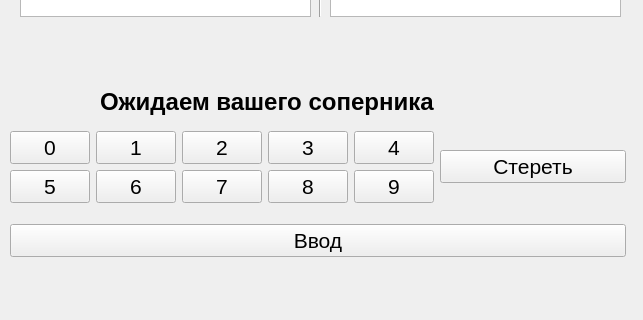
Above: project/main.ui from ttalova/bulls_and_cows before the change; both pictures show x 0 to 643 and y 494 to 814 of the 643 by 814 pixel window. Below: the same form after it.
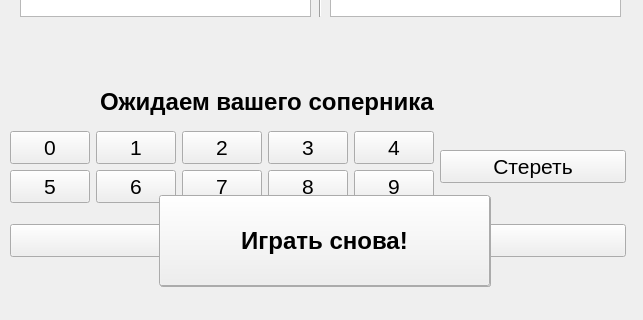
That is the form after the change. Icons and pictures are not drawn.

Patch:
```diff
--- a/project/main.ui
+++ b/project/main.ui
@@ -429,6 +429,26 @@
       <string/>
      </property>
     </widget>
+    <widget class="QPushButton" name="pushButton_game_again">
+     <property name="geometry">
+      <rect>
+       <x>160</x>
+       <y>680</y>
+       <width>331</width>
+       <height>91</height>
+      </rect>
+     </property>
+     <property name="font">
+      <font>
+       <pointsize>18</pointsize>
+       <weight>75</weight>
+       <bold>true</bold>
+      </font>
+     </property>
+     <property name="text">
+      <string>Играть снова!</string>
+     </property>
+    </widget>
    </widget>
    <widget class="QWidget" name="widget_4" native="true">
     <property name="geometry">
@@ -472,6 +492,26 @@
       <string/>
      </property>
     </widget>
+    <widget class="QPushButton" name="pushButton_game_again_2">
+     <property name="geometry">
+      <rect>
+       <x>160</x>
+       <y>690</y>
+       <width>331</width>
+       <height>91</height>
+      </rect>
+     </property>
+     <property name="font">
+      <font>
+       <pointsize>18</pointsize>
+       <weight>75</weight>
+       <bold>true</bold>
+      </font>
+     </property>
+     <property name="text">
+      <string>Играть снова!</string>
+     </property>
+    </widget>
    </widget>
    <widget class="QWidget" name="widget_5" native="true">
     <property name="geometry">
@@ -515,7 +555,32 @@
       <string/>
      </property>
     </widget>
+    <widget class="QPushButton" name="pushButton_game_again_3">
+     <property name="geometry">
+      <rect>
+       <x>160</x>
+       <y>690</y>
+       <width>331</width>
+       <height>91</height>
+      </rect>
+     </property>
+     <property name="font">
+      <font>
+       <pointsize>18</pointsize>
+       <weight>75</weight>
+       <bold>true</bold>
+      </font>
+     </property>
+     <property name="text">
+      <string>Играть снова!</string>
+     </property>
+    </widget>
    </widget>
+   <zorder>widget</zorder>
+   <zorder>widget_2</zorder>
+   <zorder>widget_5</zorder>
+   <zorder>widget_4</zorder>
+   <zorder>widget_3</zorder>
   </widget>
  </widget>
  <resources/>
```
